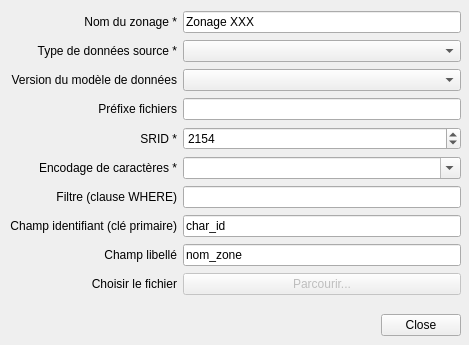
Old version of the form forms/Ui_import_areas_dialog.ui in the repository datagistips/territoires-ville.TempusAccess.
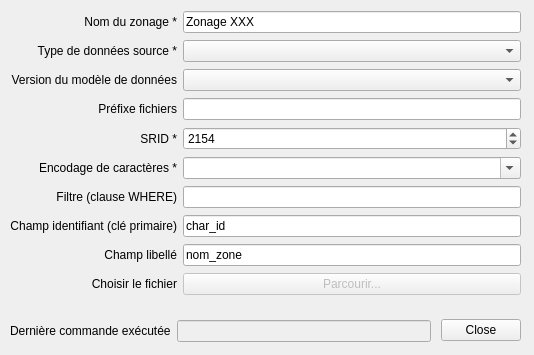
New version of the form.

Diff of the .ui file:
```diff
--- a/forms/Ui_import_areas_dialog.ui
+++ b/forms/Ui_import_areas_dialog.ui
@@ -6,8 +6,8 @@
    <rect>
     <x>0</x>
     <y>0</y>
-    <width>469</width>
-    <height>345</height>
+    <width>534</width>
+    <height>355</height>
    </rect>
   </property>
   <property name="windowTitle">
@@ -18,7 +18,7 @@
     <rect>
      <x>10</x>
      <y>10</y>
-     <width>451</width>
+     <width>511</width>
      <height>291</height>
     </rect>
    </property>
@@ -194,16 +194,42 @@
   <widget class="QDialogButtonBox" name="buttonBox">
    <property name="geometry">
     <rect>
-     <x>380</x>
+     <x>440</x>
      <y>310</y>
      <width>81</width>
-     <height>31</height>
+     <height>41</height>
     </rect>
    </property>
    <property name="standardButtons">
     <set>QDialogButtonBox::Close</set>
    </property>
   </widget>
+  <widget class="QWidget" name="layoutWidget_2">
+   <property name="geometry">
+    <rect>
+     <x>10</x>
+     <y>320</y>
+     <width>421</width>
+     <height>22</height>
+    </rect>
+   </property>
+   <layout class="QHBoxLayout" name="horizontalLayout">
+    <item>
+     <widget class="QLabel" name="label_10">
+      <property name="text">
+       <string>Dernière commande exécutée</string>
+      </property>
+     </widget>
+    </item>
+    <item>
+     <widget class="QLineEdit" name="lineEditCommand">
+      <property name="enabled">
+       <bool>false</bool>
+      </property>
+     </widget>
+    </item>
+   </layout>
+  </widget>
  </widget>
  <resources/>
  <connections/>
```
